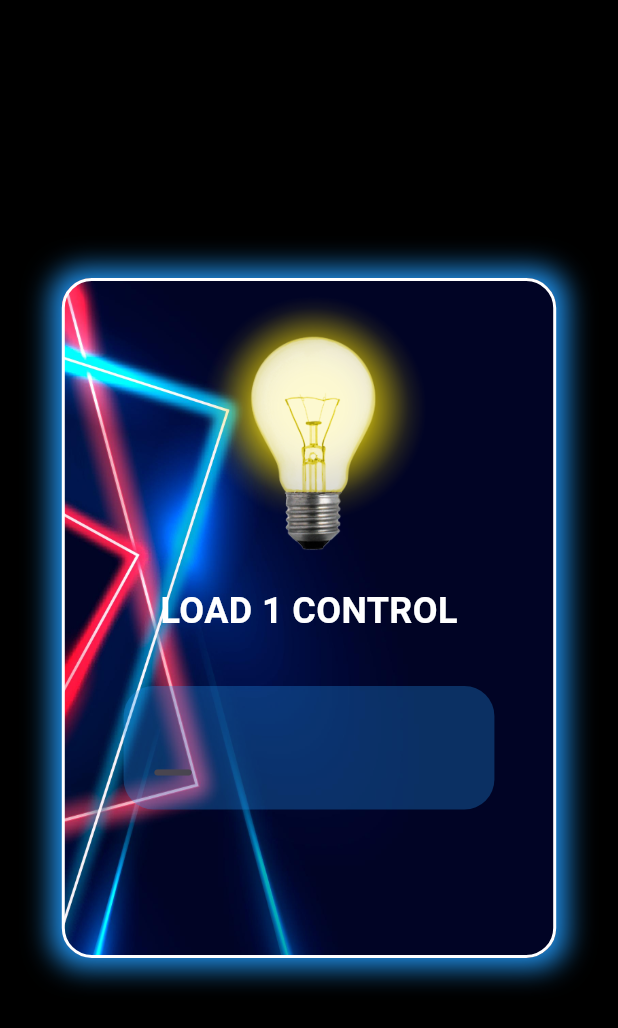
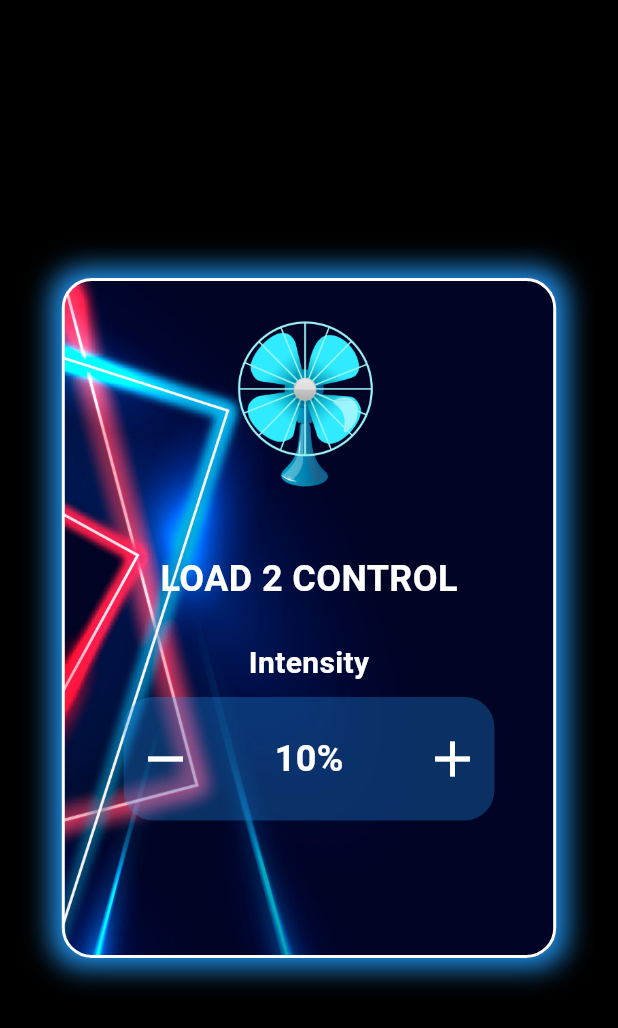
Before and after one commit to CodeWithAmmar1/RMS_App, a Flutter app: the screen it shows after launch, after a tap on "LOAD 2", on a phone screen of 412 x 824 dp. Shown: the top 1028 px of the screen. Run offline on Flutter 3.47's test engine with Material 3 defaults, Android fonts, the phone set to English and light mode, and no system bars; our stand-ins replace animated_background, cloud_firestore, firebase_auth, firebase_core, get, lottie and 1 more; accounts and stored records are empty.

Commit message:
second page done of control 1 2

```diff
--- /dev/null
+++ b/lib/controller/load_controller/load1_controller.dart
@@ -0,0 +1,17 @@
+import 'package:get/get.dart';
+
+class Load1Controller extends GetxController {
+  RxInt count = 10.obs;
+
+  void addCount() {
+    if (count.value < 100) {
+      count.value += 10;
+    }
+  }
+
+  void subCount() {
+    if (count.value > 10) {
+      count.value -= 10;
+    }
+  }
+}
--- a/lib/main.dart
+++ b/lib/main.dart
@@ -1,7 +1,5 @@
 import 'package:app/firebase_options.dart';
 import 'package:app/view/home_page/home_page.dart';
-import 'package:app/view/load1.dart';
-import 'package:app/view/splash/splash.dart';
 import 'package:firebase_core/firebase_core.dart';
 import 'package:flutter/material.dart';
 import 'package:get/get.dart';
--- a/lib/view/home_page/home_page.dart
+++ b/lib/view/home_page/home_page.dart
@@ -53,12 +53,18 @@ class HomePage extends StatelessWidget {
               Row(
                 children: [
                   Menu1(
-                    onTextTap: () => Get.to(() => const Load1()),
+                    onTextTap: () => Get.to(() => Load1(), arguments: {
+                      'image': "asset/bulb.png",
+                      'title': "LOAD 1 CONTROL"
+                    }),
                     image: "asset/bulb.png",
                     text: "LOAD 1",
                   ),
                   Menu2(
-                    onTextTap: () => Get.to(() => const Load1()),
+                    onTextTap: () => Get.to(() => Load1(), arguments: {
+                      'image': "asset/fan.png",
+                      'title': "LOAD 2 CONTROL"
+                    }),
                     image: "asset/fan.png",
                     text: "LOAD 2",
                   ),
@@ -72,7 +78,10 @@ class HomePage extends StatelessWidget {
                     text: "LED TV",
                   ),
                   Menu4(
-                    onTextTap: () => Get.to(() => const Load1()),
+                    onTextTap: () => Get.to(() => Load1(), arguments: {
+                      'image': "asset/damper.png",
+                      'title': "LOAD 3 CONTROL"
+                    }),
                     image: "asset/damper.png",
                     text: "DAMPER",
                   ),
--- a/lib/view/load1.dart
+++ b/lib/view/load1.dart
@@ -1,11 +1,15 @@
+import 'package:app/controller/load_controller/load1_controller.dart';
 import 'package:flutter/material.dart';
 import 'package:get/get.dart';
 
 class Load1 extends StatelessWidget {
-  const Load1({super.key});
-
+  Load1({super.key});
+  final Load1Controller _load1controller = Get.put(Load1Controller());
   @override
   Widget build(BuildContext context) {
+    final Map<String, dynamic> arguments = Get.arguments ?? {};
+    final String image = arguments['image'] ?? '';
+    final String title = arguments['title'] ?? '';
     return Scaffold(
       backgroundColor: Colors.black,
       body: Center(
@@ -15,17 +19,17 @@ class Load1 extends StatelessWidget {
           decoration: BoxDecoration(
               borderRadius: BorderRadius.circular(20),
               border: Border.all(color: Colors.white, width: 2),
-              boxShadow: [
+              boxShadow: const [
                 BoxShadow(color: Colors.blue, blurRadius: 15, spreadRadius: 6)
               ],
-              image: DecorationImage(
+              image: const DecorationImage(
                   image: AssetImage("asset/wall.jpg"), fit: BoxFit.cover)),
           child: Column(
             children: [
               SizedBox(
                 width: Get.width * 0.4,
                 child: Image.asset(
-                  "asset/bulb.png",
+                  image,
                   fit: BoxFit.contain,
                 ),
               ),
@@ -33,14 +37,24 @@ class Load1 extends StatelessWidget {
                 height: Get.height * 0.02,
               ),
               Text(
-                "LOAD 1 CONTROL",
+                title,
                 style: TextStyle(
                     fontSize: 24,
                     fontWeight: FontWeight.bold,
                     color: Colors.white),
               ),
               SizedBox(
-                height: Get.height * 0.04,
+                height: Get.height * 0.03,
+              ),
+              const Text(
+                "Intensity",
+                style: TextStyle(
+                    fontSize: 20,
+                    fontWeight: FontWeight.bold,
+                    color: Colors.white),
+              ),
+              SizedBox(
+                height: Get.height * 0.01,
               ),
               Container(
                 height: Get.height * 0.1,
@@ -50,16 +64,29 @@ class Load1 extends StatelessWidget {
                   color: Colors.blue.withOpacity(0.3),
                 ),
                 child: Row(
+                  mainAxisAlignment: MainAxisAlignment.spaceBetween,
                   children: [
                     IconButton(
-                        onPressed: () {},
-                        icon: Container(
-                          decoration: BoxDecoration(shape: BoxShape.circle),
-                          child: Icon(
-                            Icons.minimize_rounded,
-                            size: 50,
-                          ),
-                        ))
+                        onPressed: () {
+                          _load1controller.subCount();
+                        },
+                        icon: const Icon(Icons.remove,
+                            size: 40, color: Colors.white)),
+                    Obx(
+                      () => Text(
+                        "${_load1controller.count}%",
+                        style: const TextStyle(
+                            fontWeight: FontWeight.bold,
+                            fontSize: 24,
+                            color: Colors.white),
+                      ),
+                    ),
+                    IconButton(
+                        onPressed: () {
+                          _load1controller.addCount();
+                        },
+                        icon: const Icon(Icons.add,
+                            size: 40, color: Colors.white))
                   ],
                 ),
               )
```
